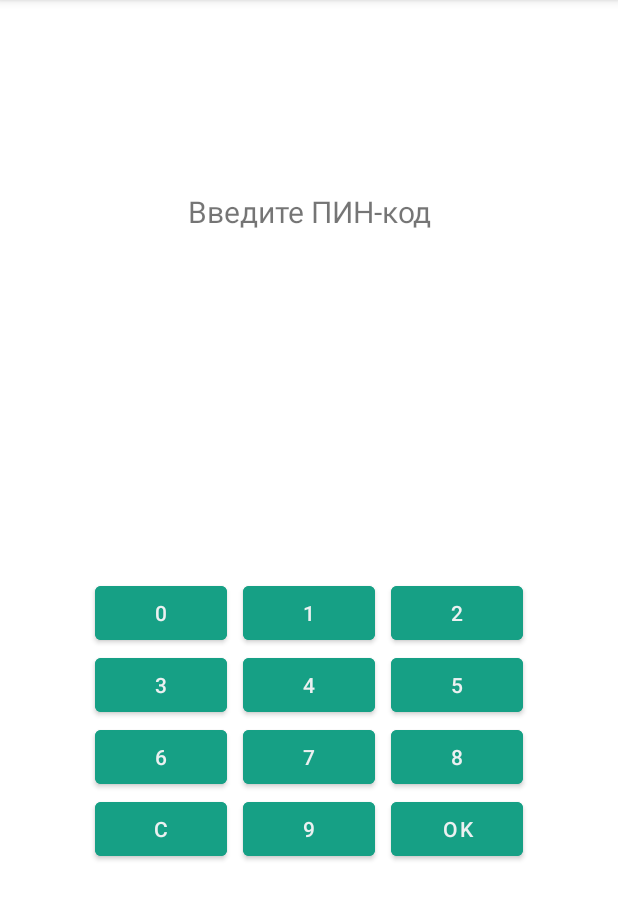
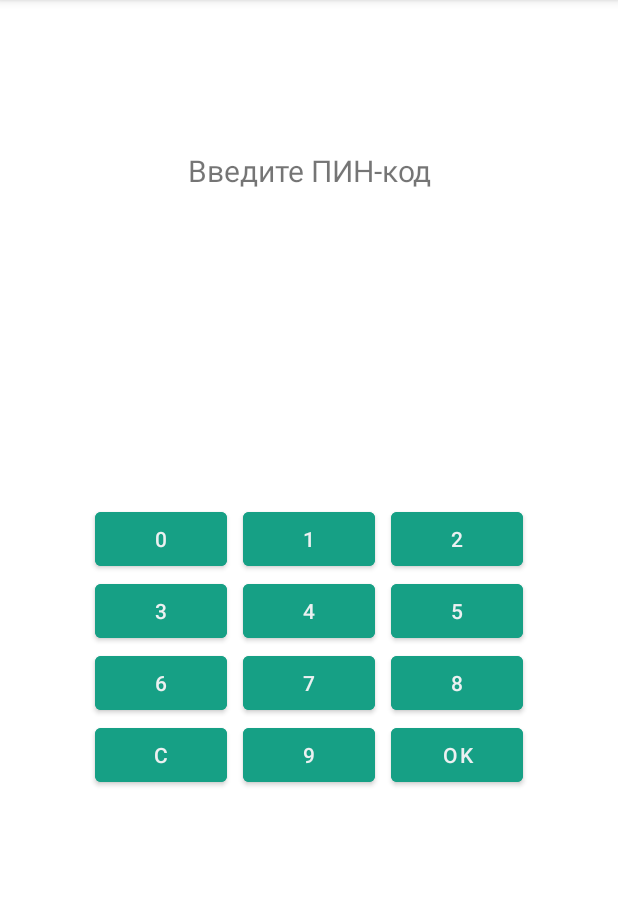
Before and after one commit to EvilAv/FirstStep, an Android app: the screen it shows after launch (PinpadActivity), after a tap on "CLICK ME", on a phone screen of 412 x 824 dp, the part 84-1004 px from its top. Run offline under Robolectric (Android 15) with nearby library versions, the phone set to English and light mode, and no system bars; 5 statements that could not run were skipped.

Commit message:
Revert "comments and some stuff"
This reverts commit 9555396835dc6db0b333551c4a6a7b70125b1b4a.

```diff
--- a/FirstStep/app/src/main/java/com/example/firststep/MainActivity.java
+++ b/FirstStep/app/src/main/java/com/example/firststep/MainActivity.java
@@ -18,7 +18,7 @@ import com.example.firststep.databinding.ActivityMainBinding;
 import org.apache.commons.codec.DecoderException;
 import org.apache.commons.codec.binary.Hex;
 
-public class MainActivity extends AppCompatActivity implements TransactionEvents {
+public class MainActivity extends AppCompatActivity {
 
     ActivityResultLauncher activityResultLauncher;
 
@@ -31,23 +31,6 @@ public class MainActivity extends AppCompatActivity implements TransactionEvents
     private ActivityMainBinding binding;
 
     @Override
-    public String enterPin(int ptc, String amount) {
-        String pin = new String();
-        Intent it = new Intent(MainActivity.this, PinpadActivity.class);
-        it.putExtra("ptc", ptc);
-        it.putExtra("amount", amount);
-        synchronized (MainActivity.this) {
-            activityResultLauncher.launch(it);
-            try {
-                MainActivity.this.wait();
-            } catch (Exception ex) {
-                //todo: log error
-            }
-        }
-        return pin;
-    }
-
-    @Override
     protected void onCreate(Bundle savedInstanceState) {
         super.onCreate(savedInstanceState);
 
@@ -57,35 +40,24 @@ public class MainActivity extends AppCompatActivity implements TransactionEvents
         int res = initRng();
 
         activityResultLauncher  = registerForActivityResult(
-                new ActivityResultContracts.StartActivityForResult(), // instead of anonymous class
-                (ActivityResult result) -> {  // rewrite method 'onActivityResult' with lambda
+                new ActivityResultContracts.StartActivityForResult(),
+                result -> {
                     if (result.getResultCode() == Activity.RESULT_OK) {
                         Intent data = result.getData();
                         // обработка результата
                         String pin = data.getStringExtra("pin");
-//                        Toast.makeText(MainActivity.this, pin,
-//                                Toast.LENGTH_SHORT).show();  // lasts 2 seconds (so loooooong)
-//                        byte[] rnd = randomBytes(10);
-//                        TextView test = findViewById(R.id.rnd_elem);
-//                        test.setText("Some random numbers: "+Byte.toString( rnd[0])+" , "+String.format("%d", rnd[1]));
-                        synchronized (MainActivity.this) {
-                            MainActivity.this.notifyAll();
-                        }
+                        Toast.makeText(MainActivity.this, pin,
+                                Toast.LENGTH_SHORT).show();  // lasts 2 seconds (so loooooong)
+                        byte[] rnd = randomBytes(10);
+                        TextView test = findViewById(R.id.rnd_elem);
+                        test.setText("Some random numbers: "+Byte.toString( rnd[0])+" , "+String.format("%d", rnd[1]));
                     }
                 });
-
 
     }
 
     public void onButtonClick(View v)
     {
-//        byte[] key =
-//                stringToHex("0123456789ABCDEF0123456789ABCDE0");
-//        byte[] enc = encrypt(key,
-//                stringToHex("000000000000000102"));
-//        byte[] dec = decrypt(key, enc);
-//        String s = new String(Hex.encodeHex(dec)).toUpperCase();
-//        Toast.makeText(this, s, Toast.LENGTH_SHORT).show();
 
         Intent it = new Intent(this, PinpadActivity.class);
         activityResultLauncher.launch(it);
--- a/FirstStep/app/src/main/java/com/example/firststep/TransactionEvents.java
+++ /dev/null
@@ -1,6 +0,0 @@
-package com.example.firststep;
-
-public interface TransactionEvents {
-    String enterPin(int ptc, String amount);
-
-}
--- a/FirstStep/app/src/main/res/layout/activity_pinpad.xml
+++ b/FirstStep/app/src/main/res/layout/activity_pinpad.xml
@@ -9,32 +9,17 @@
         android:layout_width="match_parent"
         android:layout_height="match_parent"
         android:orientation="vertical">
-
-        <TextView android:id="@+id/txtAmount"
+        <TextView android:text="Введите ПИН-код"
             android:textSize="20dp"
             android:textAlignment="center"
             android:layout_width="match_parent"
             android:layout_height="wrap_content"
             android:layout_marginTop="100dp"/>
-
-        <TextView android:text="Введите ПИН-код"
-            android:textSize="20dp"
-            android:textAlignment="center"
-            android:layout_width="match_parent"
-            android:layout_height="wrap_content"/>
-<!--            android:layout_marginTop="100dp"/>-->
         <TextView android:id="@+id/txtPin"
             android:textSize="28dp"
             android:textAlignment="center"
             android:layout_width="match_parent"
             android:layout_height="wrap_content" />
-
-        <TextView android:id="@+id/txtPtc"
-            android:textSize="16dp"
-            android:textAlignment="center"
-            android:layout_width="match_parent"
-            android:layout_height="wrap_content" />
-
         <GridLayout
             android:layout_width="wrap_content"
             android:layout_height="wrap_content"
```
